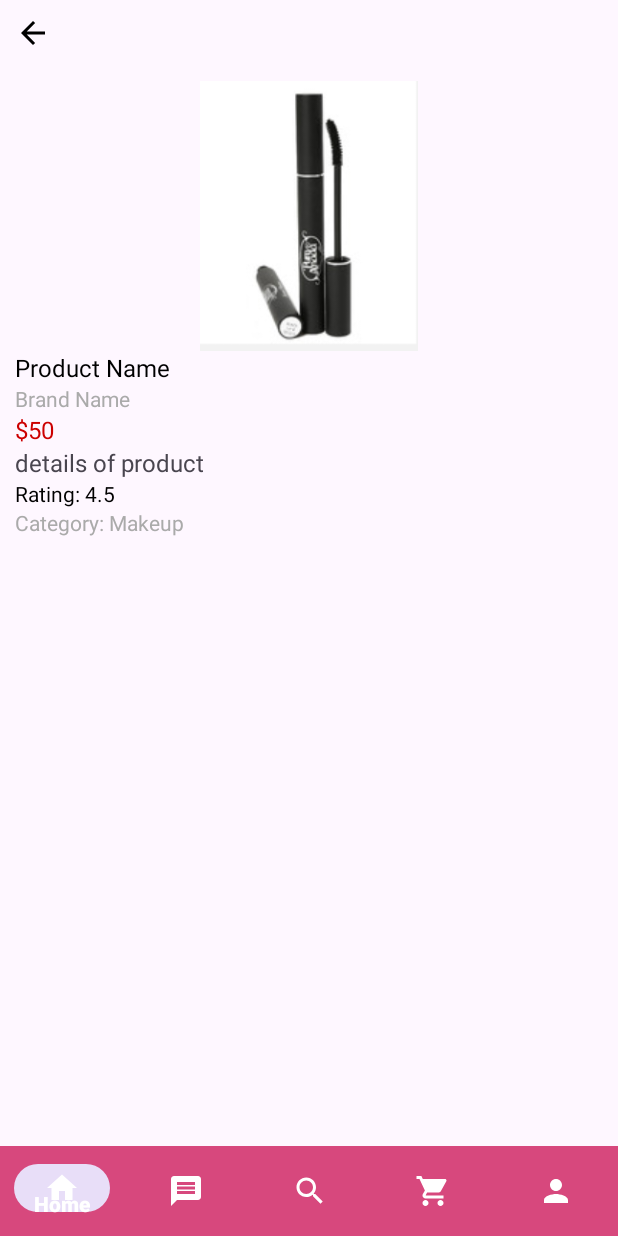
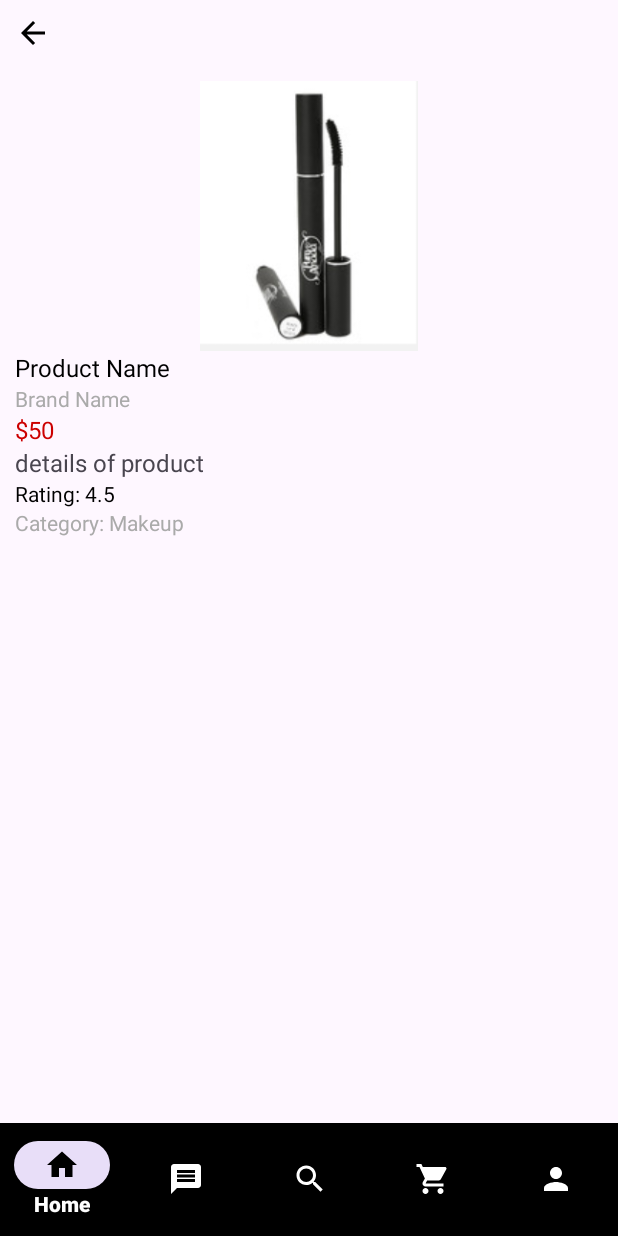
Before and after one commit to Shimon31/Glow_Mart, an Android app: the DetailsFragment screen opened through its navigation route, on a phone screen of 412 x 824 dp. Run offline under Robolectric (Android 15) with nearby library versions, the phone set to English and light mode, and no system bars; our stand-ins replace Dagger/Hilt's generated code, navigation-ui; pictures from the network do not load; 8 statements that could not run were skipped.

Commit message:
Bottom design is done

```diff
--- a/app/src/main/java/com/bcsbattle/sbs_e_mart/MainActivity.kt
+++ b/app/src/main/java/com/bcsbattle/sbs_e_mart/MainActivity.kt
@@ -5,6 +5,8 @@ import androidx.activity.enableEdgeToEdge
 import androidx.appcompat.app.AppCompatActivity
 import androidx.core.view.ViewCompat
 import androidx.core.view.WindowInsetsCompat
+import androidx.navigation.findNavController
+import androidx.navigation.ui.setupWithNavController
 import com.bcsbattle.sbs_e_mart.databinding.ActivityMainBinding
 import com.google.android.material.bottomnavigation.BottomNavigationView
 import dagger.hilt.android.AndroidEntryPoint
@@ -12,14 +14,15 @@ import dagger.hilt.android.AndroidEntryPoint
 @AndroidEntryPoint
 class MainActivity : AppCompatActivity() {
 
+    lateinit var binding: ActivityMainBinding
     override fun onCreate(savedInstanceState: Bundle?) {
         super.onCreate(savedInstanceState)
-        setContentView(R.layout.activity_main)
+        binding = ActivityMainBinding.inflate(layoutInflater)
+        setContentView(binding.root)
 
-        // Get reference to the BottomNavigationView
-        val bottomNav: BottomNavigationView = findViewById(R.id.bottomNavigationView)
+        val navController = this.findNavController(R.id.fragmentContainerView)
 
-        // Set up the listener for item selection
+        binding.bottomNavigationView.setupWithNavController(navController)
 
     }
 }
--- a/app/src/main/java/com/bcsbattle/sbs_e_mart/Service/ProductService.kt
+++ b/app/src/main/java/com/bcsbattle/sbs_e_mart/Service/ProductService.kt
@@ -19,6 +19,9 @@ interface ProductService {
     @GET("products.json?brand=covergirl&product_type=mascara")
     suspend fun getTrendyProducts(): Response<List<ResponseProduct>>
 
+    @GET("products.json?")
+    suspend fun getAllProductsForSearch(): Response<List<ResponseProduct>>
+
 
 
 }
--- a/app/src/main/java/com/bcsbattle/sbs_e_mart/repo/getProductRepo.kt
+++ b/app/src/main/java/com/bcsbattle/sbs_e_mart/repo/getProductRepo.kt
@@ -20,4 +20,8 @@ class getProductRepo @Inject constructor(private val service : ProductService) {
 
         return service.getTrendyProducts()
     }
+
+    suspend fun getAllProductForSearch(): Response<List<ResponseProduct>>{
+        return  service.getAllProductsForSearch()
+    }
 }
--- /dev/null
+++ b/app/src/main/res/color/nav_item_color.xml
@@ -0,0 +1,4 @@
+<selector xmlns:android="http://schemas.android.com/apk/res/android">
+    <item android:color="#000" android:state_checked="true"/>
+    <item android:color="@color/white"/>
+</selector>
--- a/app/src/main/res/layout/activity_main.xml
+++ b/app/src/main/res/layout/activity_main.xml
@@ -9,7 +9,7 @@
     android:fitsSystemWindows="true"
     tools:context=".MainActivity">
 
-    <androidx.fragment.app.FragmentContainerView
+    <fragment
         android:id="@+id/fragmentContainerView"
         android:name="androidx.navigation.fragment.NavHostFragment"
         android:layout_width="0dp"
@@ -25,9 +25,9 @@
     <com.google.android.material.bottomnavigation.BottomNavigationView
         android:id="@+id/bottomNavigationView"
         android:layout_width="0dp"
-        android:layout_height="60dp"
-        android:background="@color/primaryClr"
-        app:itemIconTint="@color/white"
+        android:layout_height="75dp"
+        android:background="@color/black"
+        app:itemIconTint="@color/nav_item_color"
         app:itemTextAppearanceActive="@style/BottomNavigationActiveText"
         app:itemTextAppearanceInactive="@style/BottomNavigationInactiveText"
         app:itemTextColor="@color/white"
```
